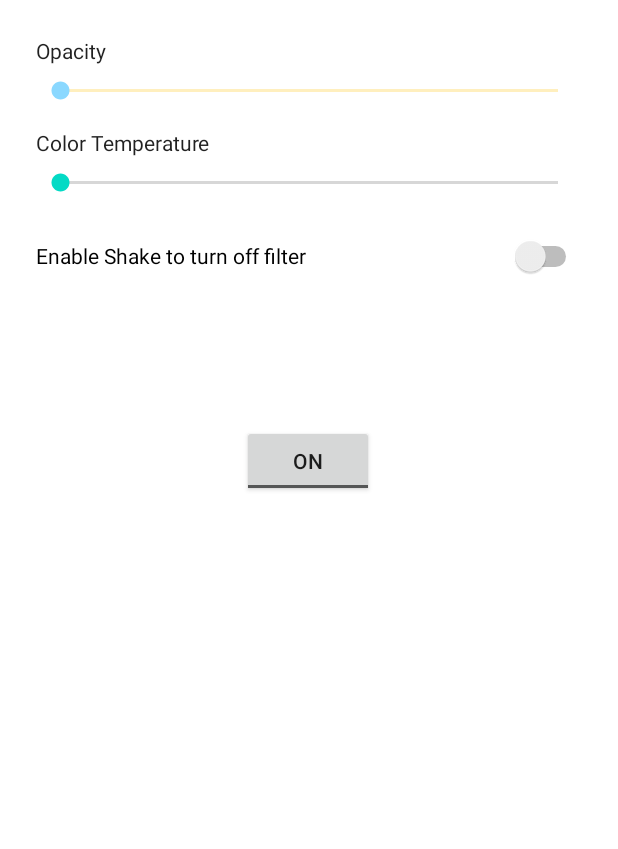
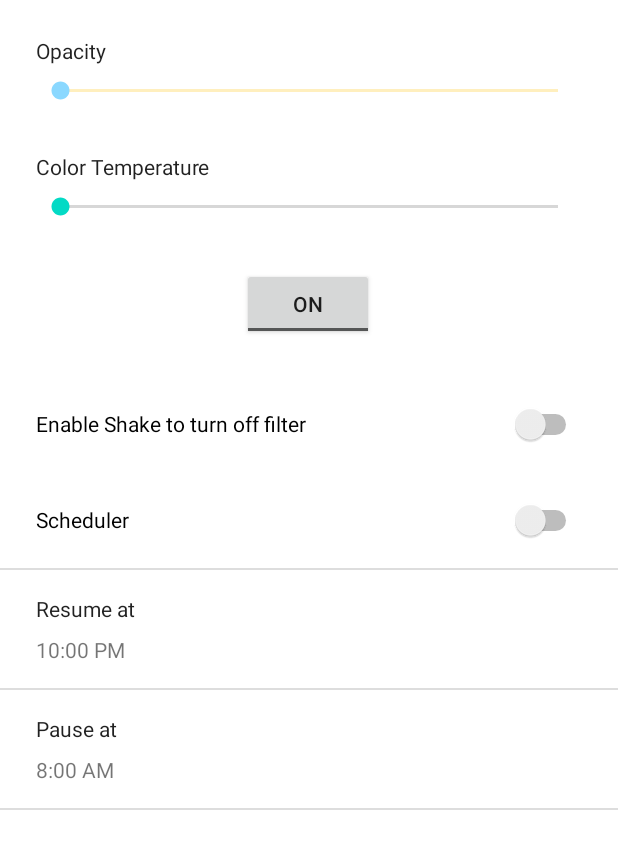
Before and after one commit to judy-chen/even-darker-android-app, an Android app: the layout activity_main.xml on its own in the app's theme, with its tools: preview values and no code run, on a phone screen of 412 x 824 dp. Shown: the top 849 px of the screen. Run offline under Robolectric (Android 15) with nearby library versions, the phone set to English and light mode, and no system bars.

Commit message:
add Scheduling placeholders

```diff
--- a/app/src/main/AndroidManifest.xml
+++ b/app/src/main/AndroidManifest.xml
@@ -21,7 +21,7 @@
             </intent-filter>
         </activity>
         <service
-            android:name=".ScreenFilterService"
+            android:name=".services.ScreenFilterService"
             android:enabled="true"
             android:exported="true"/>
     </application>
--- a/app/src/main/java/com/example/evendarker/ScreenFilterService.kt
+++ b/app/src/main/java/com/example/evendarker/services/ScreenFilterService.kt
@@ -1,9 +1,8 @@
-package com.example.evendarker
+package com.example.evendarker.services
 
 import android.app.Service
 import android.content.Intent
 import android.graphics.PixelFormat
-import android.graphics.Point
 import android.os.Build
 import android.os.IBinder
 import android.util.DisplayMetrics
@@ -11,6 +10,7 @@ import android.view.View
 import android.view.WindowManager
 import android.view.WindowManager.LayoutParams
 import android.widget.LinearLayout
+import com.example.evendarker.SharedMemory
 
 class ScreenFilterService: Service (){
 
--- a/app/src/main/res/layout/activity_main.xml
+++ b/app/src/main/res/layout/activity_main.xml
@@ -6,6 +6,19 @@
     android:layout_height="match_parent"
     tools:context=".MainActivity">
 
+
+    <Switch
+        android:id="@+id/schedule_switch"
+        android:layout_width="0dp"
+        android:layout_height="48dp"
+        android:layout_marginTop="16dp"
+        android:showText="false"
+        android:text="Scheduler"
+        android:textAlignment="viewStart"
+        app:layout_constraintEnd_toEndOf="@+id/opacity_seek"
+        app:layout_constraintHorizontal_bias="0.0"
+        app:layout_constraintStart_toStartOf="@+id/shake_switch"
+        app:layout_constraintTop_toBottomOf="@+id/shake_switch" />
 
     <TextView
         android:id="@+id/opacity_text"
@@ -40,33 +53,32 @@
         android:id="@+id/toggleButton"
         android:layout_width="wrap_content"
         android:layout_height="wrap_content"
+        android:layout_marginTop="32dp"
         android:text="ToggleButton"
         android:textOff="ON"
         android:textOn="OFF"
-        app:layout_constraintBottom_toBottomOf="parent"
         app:layout_constraintEnd_toEndOf="parent"
         app:layout_constraintHorizontal_bias="0.498"
         app:layout_constraintStart_toStartOf="parent"
-        app:layout_constraintTop_toBottomOf="@+id/shake_switch"
-        app:layout_constraintVertical_bias="0.153" />
+        app:layout_constraintTop_toBottomOf="@+id/temperature_seek" />
 
     <Switch
         android:id="@+id/shake_switch"
         android:layout_width="0dp"
         android:layout_height="48dp"
-        android:layout_marginTop="16dp"
+        android:layout_marginTop="32dp"
         android:text="Enable Shake to turn off filter"
         android:textAlignment="viewStart"
         app:layout_constraintEnd_toEndOf="@+id/opacity_seek"
-        app:layout_constraintHorizontal_bias="1.0"
+        app:layout_constraintHorizontal_bias="0.0"
         app:layout_constraintStart_toStartOf="@+id/opacity_seek"
-        app:layout_constraintTop_toBottomOf="@+id/temperature_seek" />
+        app:layout_constraintTop_toBottomOf="@+id/toggleButton" />
 
     <TextView
         android:id="@+id/temp_text"
         android:layout_width="wrap_content"
         android:layout_height="wrap_content"
-        android:layout_marginTop="16dp"
+        android:layout_marginTop="32dp"
         android:text="Color Temperature"
         android:textAppearance="@style/TextAppearance.AppCompat.Body1"
         app:layout_constraintStart_toStartOf="@+id/opacity_seek"
@@ -79,8 +91,95 @@
         android:layout_marginTop="8dp"
         android:max="230"
         app:layout_constraintEnd_toEndOf="@+id/opacity_seek"
+        app:layout_constraintHorizontal_bias="0.0"
         app:layout_constraintStart_toStartOf="@+id/temp_text"
         app:layout_constraintTop_toBottomOf="@+id/temp_text" />
 
+    <androidx.constraintlayout.widget.ConstraintLayout
+        android:id="@+id/resumeLayout"
+        android:layout_width="match_parent"
+        android:layout_height="wrap_content"
+        android:layout_marginTop="8dp"
+        android:onClick="showTimePickerDialog"
+        app:layout_constraintEnd_toEndOf="parent"
+        app:layout_constraintStart_toStartOf="parent"
+        app:layout_constraintTop_toBottomOf="@+id/schedule_switch">
+
+        <TextView
+            android:id="@+id/resume_time"
+            android:layout_width="wrap_content"
+            android:layout_height="wrap_content"
+            android:layout_marginTop="8dp"
+            android:layout_marginBottom="16dp"
+            android:text="10:00 PM"
+            app:layout_constraintBottom_toBottomOf="parent"
+            app:layout_constraintStart_toStartOf="@+id/resume_text"
+            app:layout_constraintTop_toBottomOf="@+id/resume_text" />
+
+        <TextView
+            android:id="@+id/resume_text"
+            android:layout_width="wrap_content"
+            android:layout_height="wrap_content"
+            android:layout_marginStart="24dp"
+            android:layout_marginTop="16dp"
+            android:text="Resume at"
+            android:textAppearance="@style/TextAppearance.AppCompat.Body1"
+            app:layout_constraintStart_toStartOf="parent"
+            app:layout_constraintTop_toBottomOf="@+id/divider" />
+
+        <View
+            android:id="@+id/divider"
+            style="@style/Divider"
+            app:layout_constraintEnd_toEndOf="parent"
+            app:layout_constraintStart_toStartOf="parent"
+            app:layout_constraintTop_toTopOf="parent" />
+    </androidx.constraintlayout.widget.ConstraintLayout>
+
+    <androidx.constraintlayout.widget.ConstraintLayout
+        android:id="@+id/pauseLayout"
+        android:layout_width="match_parent"
+        android:layout_height="wrap_content"
+        android:onClick="showTimePickerDialog"
+        app:layout_constraintEnd_toEndOf="parent"
+        app:layout_constraintHorizontal_bias="0.0"
+        app:layout_constraintStart_toStartOf="parent"
+        app:layout_constraintTop_toBottomOf="@+id/resumeLayout">
+
+        <TextView
+            android:id="@+id/pause_time"
+            android:layout_width="wrap_content"
+            android:layout_height="wrap_content"
+            android:layout_marginTop="8dp"
+            android:layout_marginBottom="16dp"
+            android:text="8:00 AM"
+            app:layout_constraintBottom_toBottomOf="parent"
+            app:layout_constraintStart_toStartOf="@+id/pause_text"
+            app:layout_constraintTop_toBottomOf="@+id/pause_text" />
+
+        <TextView
+            android:id="@+id/pause_text"
+            android:layout_width="wrap_content"
+            android:layout_height="wrap_content"
+            android:layout_marginStart="24dp"
+            android:layout_marginTop="16dp"
+            android:text="Pause at"
+            android:textAppearance="@style/TextAppearance.AppCompat.Body1"
+            app:layout_constraintStart_toStartOf="parent"
+            app:layout_constraintTop_toBottomOf="@+id/divider2" />
+
+        <View
+            android:id="@+id/divider2"
+            style="@style/Divider"
+            app:layout_constraintEnd_toEndOf="parent"
+            app:layout_constraintStart_toStartOf="parent"
+            app:layout_constraintTop_toTopOf="parent" />
+    </androidx.constraintlayout.widget.ConstraintLayout>
+
+    <View
+        android:id="@+id/divider3"
+        style="@style/Divider"
+        app:layout_constraintEnd_toEndOf="parent"
+        app:layout_constraintStart_toStartOf="parent"
+        app:layout_constraintTop_toBottomOf="@+id/pauseLayout" />
 
 </androidx.constraintlayout.widget.ConstraintLayout>
--- a/app/src/main/res/values/strings.xml
+++ b/app/src/main/res/values/strings.xml
@@ -4,4 +4,5 @@
     <string name="dialog_message">Even Darker needs permission to draw over other apps.\n\nEnable \"Allow display over other apps.\"</string>
     <string name="ok">OK</string>
     <string name="cancel">Cancel</string>
+    <string name="set_time">Set Time</string>
 </resources>
--- a/app/src/main/res/values/themes.xml
+++ b/app/src/main/res/values/themes.xml
@@ -13,4 +13,9 @@
         <item name="android:statusBarColor">?attr/colorPrimaryVariant</item>
         <!-- Customize your theme here. -->
     </style>
+    <style name="Divider">
+        <item name="android:layout_width">match_parent</item>
+        <item name="android:layout_height">1dp</item>
+        <item name="android:background">#DDDDDD</item>
+    </style>
 </resources>
```
Also changed, not shown: app/src/main/java/com/example/evendarker/MainActivity.kt (+22 -6 lines), app/src/main/java/com/example/evendarker/SharedMemory.kt (+25 -5 lines), app/src/main/java/com/example/evendarker/fragments/TimePickerFragment.kt (added, +69 -0 lines).
